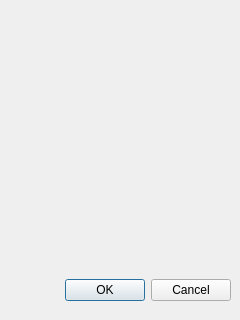
Old version of the form assets/ui/AnalysisCorrelation.ui in the repository jfnavarro/st_viewer.
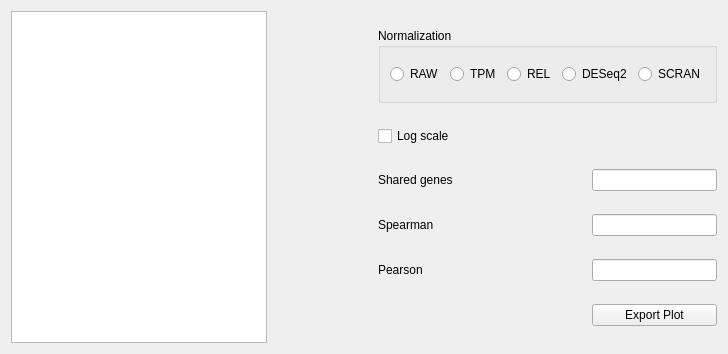
New version of the form. Custom widgets are drawn as their Qt base class.

Commit message: Working on correlation and histogram widgets

Diff of the .ui file:
```diff
--- a/assets/ui/AnalysisCorrelation.ui
+++ b/assets/ui/AnalysisCorrelation.ui
@@ -1,34 +1,234 @@
 <ui version="4.0">
- <class>AnalysisCorrelation</class>
- <widget class="QDialog" name="AnalysisCorrelation">
+ <class>analysisCorrelation</class>
+ <widget class="QWidget" name="analysisCorrelation">
   <property name="geometry">
    <rect>
     <x>0</x>
     <y>0</y>
-    <width>240</width>
-    <height>320</height>
+    <width>728</width>
+    <height>354</height>
    </rect>
   </property>
   <property name="windowTitle">
    <string>Dialog</string>
   </property>
-  <widget class="QDialogButtonBox" name="buttonBox">
-   <property name="geometry">
-    <rect>
-     <x>10</x>
-     <y>270</y>
-     <width>221</width>
-     <height>41</height>
-    </rect>
-   </property>
-   <property name="orientation">
-    <enum>Qt::Horizontal</enum>
-   </property>
-   <property name="standardButtons">
-    <set>QDialogButtonBox::Cancel|QDialogButtonBox::Ok</set>
-   </property>
-  </widget>
+  <layout class="QVBoxLayout" name="verticalLayout">
+   <item>
+    <layout class="QHBoxLayout" name="horizontalLayout_2">
+     <item>
+      <widget class="QtCharts::QChartView" name="plot"/>
+     </item>
+     <item>
+      <spacer name="horizontalSpacer_2">
+       <property name="orientation">
+        <enum>Qt::Horizontal</enum>
+       </property>
+       <property name="sizeHint" stdset="0">
+        <size>
+         <width>40</width>
+         <height>20</height>
+        </size>
+       </property>
+      </spacer>
+     </item>
+     <item>
+      <layout class="QGridLayout" name="gridLayout">
+       <item row="1" column="0">
+        <widget class="QCheckBox" name="logScale">
+         <property name="text">
+          <string>Log scale</string>
+         </property>
+        </widget>
+       </item>
+       <item row="4" column="0">
+        <widget class="QLabel" name="label_3">
+         <property name="text">
+          <string>Pearson</string>
+         </property>
+        </widget>
+       </item>
+       <item row="2" column="1">
+        <spacer name="horizontalSpacer">
+         <property name="orientation">
+          <enum>Qt::Horizontal</enum>
+         </property>
+         <property name="sizeHint" stdset="0">
+          <size>
+           <width>40</width>
+           <height>20</height>
+          </size>
+         </property>
+        </spacer>
+       </item>
+       <item row="2" column="0">
+        <widget class="QLabel" name="label">
+         <property name="text">
+          <string>Shared genes</string>
+         </property>
+        </widget>
+       </item>
+       <item row="3" column="0">
+        <widget class="QLabel" name="label_2">
+         <property name="text">
+          <string>Spearman</string>
+         </property>
+        </widget>
+       </item>
+       <item row="2" column="2">
+        <widget class="QLineEdit" name="sharedGenes">
+         <property name="mouseTracking">
+          <bool>false</bool>
+         </property>
+         <property name="acceptDrops">
+          <bool>false</bool>
+         </property>
+         <property name="toolTip">
+          <string>Number of genes shared between selections</string>
+         </property>
+         <property name="statusTip">
+          <string>Number of genes shared between selections</string>
+         </property>
+         <property name="readOnly">
+          <bool>true</bool>
+         </property>
+        </widget>
+       </item>
+       <item row="3" column="2">
+        <widget class="QLineEdit" name="spearman">
+         <property name="mouseTracking">
+          <bool>false</bool>
+         </property>
+         <property name="acceptDrops">
+          <bool>false</bool>
+         </property>
+         <property name="toolTip">
+          <string>Spearman correlation value</string>
+         </property>
+         <property name="statusTip">
+          <string>Spearman correlation value</string>
+         </property>
+         <property name="readOnly">
+          <bool>true</bool>
+         </property>
+        </widget>
+       </item>
+       <item row="4" column="2">
+        <widget class="QLineEdit" name="pearson">
+         <property name="mouseTracking">
+          <bool>false</bool>
+         </property>
+         <property name="acceptDrops">
+          <bool>false</bool>
+         </property>
+         <property name="toolTip">
+          <string>Pearson correlation value</string>
+         </property>
+         <property name="statusTip">
+          <string>Pearson correlation value</string>
+         </property>
+         <property name="readOnly">
+          <bool>true</bool>
+         </property>
+        </widget>
+       </item>
+       <item row="0" column="0" colspan="3">
+        <widget class="QGroupBox" name="groupBoxNormalization">
+         <property name="maximumSize">
+          <size>
+           <width>16777215</width>
+           <height>75</height>
+          </size>
+         </property>
+         <property name="cursor">
+          <cursorShape>PointingHandCursor</cursorShape>
+         </property>
+         <property name="toolTip">
+          <string>Different normalization methods for the counts</string>
+         </property>
+         <property name="statusTip">
+          <string>Normalization methods</string>
+         </property>
+         <property name="whatsThis">
+          <string>Different normalization methods for the counts</string>
+         </property>
+         <property name="title">
+          <string>Normalization</string>
+         </property>
+         <property name="flat">
+          <bool>true</bool>
+         </property>
+         <property name="checkable">
+          <bool>false</bool>
+         </property>
+         <layout class="QHBoxLayout" name="horizontalLayout">
+          <item>
+           <widget class="QRadioButton" name="normalization_raw">
+            <property name="text">
+             <string>RAW</string>
+            </property>
+           </widget>
+          </item>
+          <item>
+           <widget class="QRadioButton" name="normalization_tpm">
+            <property name="text">
+             <string>TPM</string>
+            </property>
+           </widget>
+          </item>
+          <item>
+           <widget class="QRadioButton" name="normalization_rel">
+            <property name="text">
+             <string>REL</string>
+            </property>
+           </widget>
+          </item>
+          <item>
+           <widget class="QRadioButton" name="normalization_deseq">
+            <property name="text">
+             <string>DESeq2</string>
+            </property>
+           </widget>
+          </item>
+          <item>
+           <widget class="QRadioButton" name="normalization_scran">
+            <property name="text">
+             <string>SCRAN</string>
+            </property>
+           </widget>
+          </item>
+         </layout>
+        </widget>
+       </item>
+       <item row="5" column="2">
+        <widget class="QPushButton" name="exportPlot">
+         <property name="cursor">
+          <cursorShape>PointingHandCursor</cursorShape>
+         </property>
+         <property name="toolTip">
+          <string>Export the correlation plot to a file</string>
+         </property>
+         <property name="statusTip">
+          <string>Export the correlation plot to a file</string>
+         </property>
+         <property name="text">
+          <string>Export Plot</string>
+         </property>
+        </widget>
+       </item>
+      </layout>
+     </item>
+    </layout>
+   </item>
+  </layout>
  </widget>
+ <customwidgets>
+  <customwidget>
+   <class>QtCharts::QChartView</class>
+   <extends>QGraphicsView</extends>
+   <header location="global">QtCharts/QChartView&gt;
+#include &lt;QtCharts/chartsnamespace.h</header>
+  </customwidget>
+ </customwidgets>
  <resources/>
  <connections>
   <connection>
```
Left out of the diff: 38 changed lines with no effect on the pictures. The commit also changes 40 other files.
